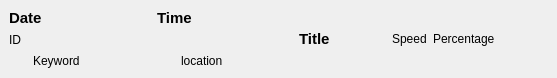
Old version of the form Recorder/scenes/list_form.ui in the repository zeng450026937/Record.
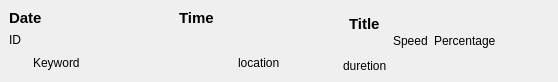
New version of the form. Icons and pictures are not drawn.

The edit to the form file:
```diff
--- a/Recorder/scenes/list_form.ui
+++ b/Recorder/scenes/list_form.ui
@@ -6,7 +6,7 @@
    <rect>
     <x>0</x>
     <y>0</y>
-    <width>557</width>
+    <width>558</width>
     <height>78</height>
    </rect>
   </property>
@@ -42,7 +42,7 @@
     <number>9</number>
    </property>
    <item>
-    <layout class="QHBoxLayout" name="horizontalLayout_4">
+    <layout class="QHBoxLayout" name="horizontalLayout_4" stretch="3,2">
      <item>
       <layout class="QGridLayout" name="gridLayout_2">
        <item row="0" column="2">
@@ -118,13 +118,19 @@
        </item>
        <item row="1" column="0" colspan="3">
         <widget class="QGroupBox" name="userGroupBox">
+         <property name="sizePolicy">
+          <sizepolicy hsizetype="Preferred" vsizetype="Preferred">
+           <horstretch>0</horstretch>
+           <verstretch>0</verstretch>
+          </sizepolicy>
+         </property>
          <property name="styleSheet">
           <string notr="true">border:0;</string>
          </property>
          <property name="title">
           <string/>
          </property>
-         <layout class="QGridLayout" name="gridLayout" columnstretch="1,0,1">
+         <layout class="QGridLayout" name="gridLayout" columnstretch="1,0,0,0">
           <property name="leftMargin">
            <number>0</number>
           </property>
@@ -137,27 +143,7 @@
           <property name="bottomMargin">
            <number>0</number>
           </property>
-          <item row="0" column="0" colspan="3">
-           <widget class="QLabel" name="idLabel">
-            <property name="sizePolicy">
-             <sizepolicy hsizetype="Expanding" vsizetype="Preferred">
-              <horstretch>0</horstretch>
-              <verstretch>0</verstretch>
-             </sizepolicy>
-            </property>
-            <property name="styleSheet">
-             <string notr="true">QLabel:hover{
-}
-QLabel{
-	border:0;
-}</string>
-            </property>
-            <property name="text">
-             <string>ID</string>
-            </property>
-           </widget>
-          </item>
-          <item row="1" column="0">
+          <item row="2" column="0">
            <layout class="QHBoxLayout" name="horizontalLayout_2">
             <property name="spacing">
              <number>9</number>
@@ -188,7 +174,7 @@
             <item>
              <widget class="QLabel" name="keywordLabel">
               <property name="sizePolicy">
-               <sizepolicy hsizetype="Expanding" vsizetype="Preferred">
+               <sizepolicy hsizetype="Preferred" vsizetype="Preferred">
                 <horstretch>0</horstretch>
                 <verstretch>0</verstretch>
                </sizepolicy>
@@ -207,23 +193,7 @@
             </item>
            </layout>
           </item>
-          <item row="1" column="1">
-           <spacer name="horizontalSpacer_3">
-            <property name="orientation">
-             <enum>Qt::Horizontal</enum>
-            </property>
-            <property name="sizeType">
-             <enum>QSizePolicy::Minimum</enum>
-            </property>
-            <property name="sizeHint" stdset="0">
-             <size>
-              <width>17</width>
-              <height>15</height>
-             </size>
-            </property>
-           </spacer>
-          </item>
-          <item row="1" column="2">
+          <item row="2" column="2">
            <layout class="QHBoxLayout" name="horizontalLayout">
             <property name="spacing">
              <number>9</number>
@@ -273,6 +243,55 @@
             </item>
            </layout>
           </item>
+          <item row="1" column="0">
+           <widget class="QLabel" name="idLabel">
+            <property name="sizePolicy">
+             <sizepolicy hsizetype="Preferred" vsizetype="Preferred">
+              <horstretch>0</horstretch>
+              <verstretch>0</verstretch>
+             </sizepolicy>
+            </property>
+            <property name="styleSheet">
+             <string notr="true">QLabel:hover{
+}
+QLabel{
+	border:0;
+}</string>
+            </property>
+            <property name="text">
+             <string>ID</string>
+            </property>
+           </widget>
+          </item>
+          <item row="2" column="1">
+           <spacer name="horizontalSpacer_3">
+            <property name="orientation">
+             <enum>Qt::Horizontal</enum>
+            </property>
+            <property name="sizeType">
+             <enum>QSizePolicy::Minimum</enum>
+            </property>
+            <property name="sizeHint" stdset="0">
+             <size>
+              <width>17</width>
+              <height>15</height>
+             </size>
+            </property>
+           </spacer>
+          </item>
+          <item row="2" column="3">
+           <spacer name="horizontalSpacer_5">
+            <property name="orientation">
+             <enum>Qt::Horizontal</enum>
+            </property>
+            <property name="sizeHint" stdset="0">
+             <size>
+              <width>40</width>
+              <height>20</height>
+             </size>
+            </property>
+           </spacer>
+          </item>
          </layout>
         </widget>
        </item>
@@ -297,6 +316,8 @@
         </spacer>
        </item>
        <item>
+        <layout class="QVBoxLayout" name="verticalLayout_2">
+         <item alignment="Qt::AlignHCenter">
         <widget class="QLabel" name="titleLabel">
          <property name="sizePolicy">
           <sizepolicy hsizetype="Expanding" vsizetype="Preferred">
@@ -328,6 +349,21 @@
           <set>Qt::LinksAccessibleByMouse</set>
          </property>
         </widget>
+         </item>
+         <item alignment="Qt::AlignHCenter|Qt::AlignBottom">
+          <widget class="QLabel" name="durationLabel">
+           <property name="sizePolicy">
+            <sizepolicy hsizetype="Expanding" vsizetype="Preferred">
+             <horstretch>0</horstretch>
+             <verstretch>0</verstretch>
+            </sizepolicy>
+           </property>
+           <property name="text">
+            <string>duretion</string>
+           </property>
+          </widget>
+         </item>
+        </layout>
        </item>
        <item>
         <widget class="QLabel" name="speedLabel">
```
Lines whose indentation alone changed are shown as unchanged.
